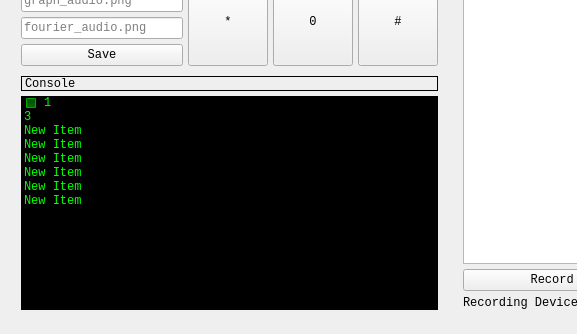
Above: MainWindow.ui from martimfj/lmmf_sound before the change; both pictures show x 0 to 577 and y 341 to 675 of the 900 by 675 pixel window. Below: the same form after it.
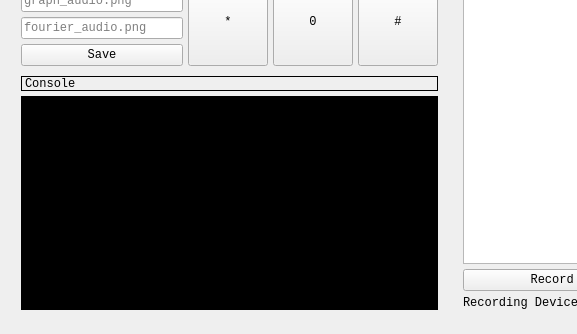
That is the form after the change. Custom widgets are drawn as their Qt base class.

Diff of the .ui file:
```diff
--- a/MainWindow.ui
+++ b/MainWindow.ui
@@ -619,64 +619,6 @@
          <property name="uniformItemSizes">
           <bool>true</bool>
          </property>
-         <item>
-          <property name="text">
-           <string>1</string>
-          </property>
-          <property name="toolTip">
-           <string notr="true"/>
-          </property>
-          <property name="statusTip">
-           <string notr="true"/>
-          </property>
-          <property name="whatsThis">
-           <string notr="true"/>
-          </property>
-          <property name="checkState">
-           <enum>PartiallyChecked</enum>
-          </property>
-          <property name="flags">
-           <set>NoItemFlags</set>
-          </property>
-         </item>
-         <item>
-          <property name="text">
-           <string>3</string>
-          </property>
-          <property name="flags">
-           <set>NoItemFlags</set>
-          </property>
-         </item>
-         <item>
-          <property name="text">
-           <string>New Item</string>
-          </property>
-         </item>
-         <item>
-          <property name="text">
-           <string>New Item</string>
-          </property>
-         </item>
-         <item>
-          <property name="text">
-           <string>New Item</string>
-          </property>
-         </item>
-         <item>
-          <property name="text">
-           <string>New Item</string>
-          </property>
-         </item>
-         <item>
-          <property name="text">
-           <string>New Item</string>
-          </property>
-         </item>
-         <item>
-          <property name="text">
-           <string>New Item</string>
-          </property>
-         </item>
         </widget>
        </item>
       </layout>
```
Left out of the diff: 6 changed lines with no effect on the pictures.
